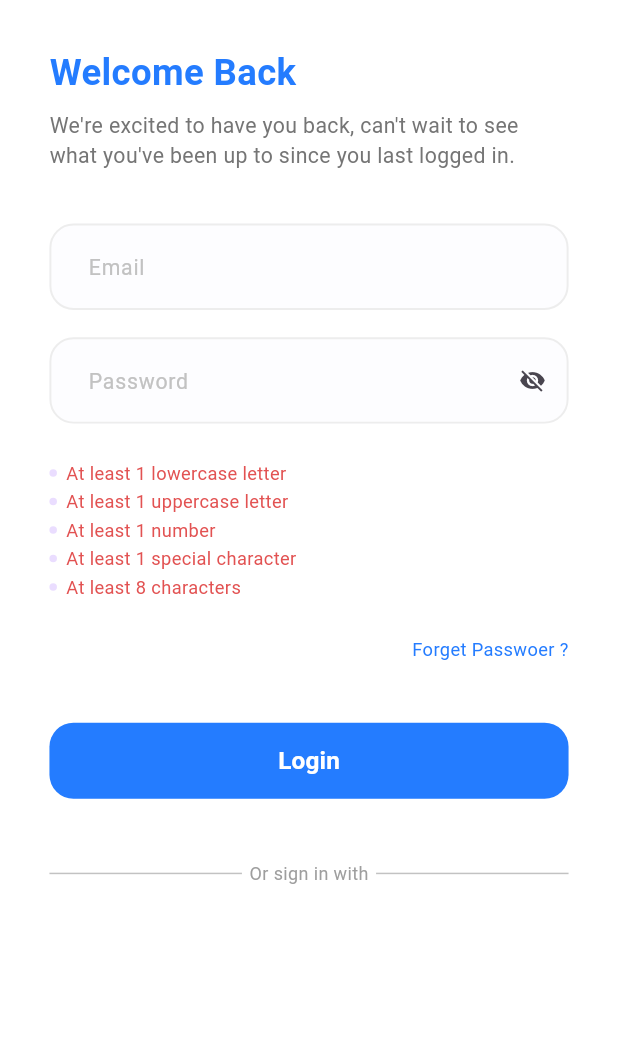
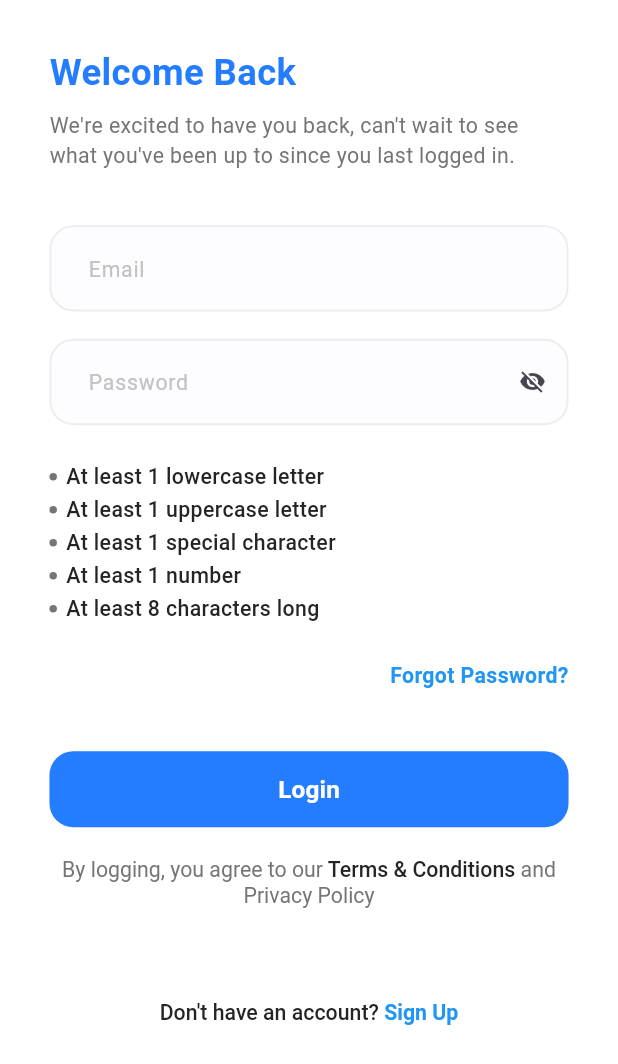
Before and after one commit to islam-debbi-dev/flutter_adv, a Flutter app: the screen it shows after launch, after a tap on "Get Started", on a phone screen of 412 x 824 dp. Shown: the top 1064 px of the screen. Run offline on Flutter 3.47's test engine with Material 3 defaults, Android fonts, the phone set to English and light mode, and no system bars; our stand-ins replace bloc, dio, flutter_bloc, flutter_screenutil, flutter_svg, freezed_annotation and 3 more; generated files the repository leaves out were written again.

Commit message:
final login withhout save token

```diff
--- a/lib/core/networking/api_error_handler.dart
+++ b/lib/core/networking/api_error_handler.dart
@@ -162,8 +162,6 @@ ApiErrorModel _handleError(DioException error) {
       return DataSource.DEFAULT.getFailure();
     case DioExceptionType.badCertificate:
       return DataSource.DEFAULT.getFailure();
-    case DioExceptionType.badResponse:
-      return DataSource.DEFAULT.getFailure();
   }
 }
 
--- a/lib/core/routing/app_router.dart
+++ b/lib/core/routing/app_router.dart
@@ -3,9 +3,10 @@ import 'package:flutter_adv/core/di/dependency_injection.dart';
 import 'package:flutter_adv/core/routing/routes.dart';
 import 'package:flutter_adv/features/home/ui/home_screen.dart';
 import 'package:flutter_adv/features/login/logic/login_cubit.dart';
-import 'package:flutter_adv/features/login/ui/screens/login_screen.dart';
 import 'package:flutter_adv/features/onboarding/onboarding_screen.dart';
 import 'package:flutter_bloc/flutter_bloc.dart';
+
+import '../../features/login/ui/login_screen.dart';
 
 class AppRouter {
   Route generateRoute(RouteSettings settings) {
@@ -19,7 +20,7 @@ class AppRouter {
       case Routes.loginScreen:
         return MaterialPageRoute(
             builder: (_) => BlocProvider(
-                  create: (context) => getIt<LoginCubit>(),
+                  create: (BuildContext context) => getIt<LoginCubit>(),
                   child: const LoginScreen(),
                 ));
       case Routes.homeScreen:
--- a/lib/core/theming/colors.dart
+++ b/lib/core/theming/colors.dart
@@ -8,5 +8,5 @@ class ColorsManager {
   static const Color lighterGary = Color(0xFFEDEDED);
   static const Color lightGary = Color(0xFFC2C2C2);
   static const Color semiLightGray = Color(0xFF9E9E9E);
-  static const Color gary = Color(0xFF757575);
+  static const Color gray = Color(0xFF757575);
 }
--- /dev/null
+++ b/lib/core/theming/strings.dart
@@ -0,0 +1,24 @@
+class Strings {
+  static const String appName = "Docdoc";
+  static const String onBoardingSlogan = 'Best Doctor\nAppointment App';
+  static const String onBoardingSubSlogan =
+      'Manage and schedule all of your medical appointments easily with Docdoc to get a new experience.';
+  static const String onBoardingGetStarted = 'Get Started';
+  static const String loginWelcomeBack = 'Welcome Back';
+  static const String loginWelcomeBackSub =
+      'We\'re excited to have you back, can\'t wait to see what you\'ve been up to since you last logged in.';
+  static const String emailHintText = 'Email';
+  static const String passwordHintText = 'Password';
+  static const String loginForgotPassword = 'Forgot Password?';
+  static const String loginBtn = 'Login';
+  static const String loginAlreadyHaveNoAccount = 'Don\'t have an account?';
+
+  //sign up
+  static const String signUpCreateAccount = 'Create Account';
+  static const String signUpCreateAccountDescription =
+      'Sign up now and start exploring all that our app has to offer. We\'re excited to welcome you to our community!';
+  static const String nameHintText = 'Name';
+  static const String phoneHintText = 'Phone';
+  static const String confirmPasswordHintText = 'Confirm Password';
+  static const String signUpBtn = 'Sign Up';
+}
--- a/lib/core/theming/styles.dart
+++ b/lib/core/theming/styles.dart
@@ -38,12 +38,12 @@ class TextStyles {
   static TextStyle font10GrayRegular = TextStyle(
     fontSize: 10.sp,
     fontWeight: FontWeightHelper.regular,
-    color: ColorsManager.gary,
+    color: ColorsManager.gray,
   );
   static TextStyle font14GrayRegular = TextStyle(
     fontSize: 14.sp,
     fontWeight: FontWeightHelper.regular,
-    color: ColorsManager.gary,
+    color: ColorsManager.gray,
   );
   static TextStyle font14blackBuleMeduim = TextStyle(
     fontSize: 14.sp,
--- a/lib/core/widgets/app_text_form_field.dart
+++ b/lib/core/widgets/app_text_form_field.dart
@@ -74,6 +74,7 @@ class AppTextFormField extends StatelessWidget {
       ),
       obscureText: isObscureText ?? false,
       style: TextStyles.font14blackBuleMeduim,
+      controller: controller,
       validator: (value) {
         return validator(value);
       },
--- a/lib/features/home/ui/home_screen.dart
+++ b/lib/features/home/ui/home_screen.dart
@@ -1,5 +1,4 @@
 import 'package:flutter/material.dart';
-import 'package:flutter/widgets.dart';
 
 class HomeScreen extends StatefulWidget {
   const HomeScreen({super.key});
--- a/lib/features/login/data/models/login_request_body.dart
+++ b/lib/features/login/data/models/login_request_body.dart
@@ -3,10 +3,10 @@ part 'login_request_body.g.dart';
 
 @JsonSerializable()
 class LoginRequestBody {
-  final String username;
+  final String email;
   final String password;
 
-  LoginRequestBody({required this.username, required this.password});
+  LoginRequestBody({required this.email, required this.password});
 
   Map<String, dynamic> toJson() => _$LoginRequestBodyToJson(this);
 }
--- a/lib/features/login/data/models/login_response.dart
+++ b/lib/features/login/data/models/login_response.dart
@@ -6,7 +6,7 @@ class LoginResponse {
   String? message;
   @JsonKey(name: "data")
   UserData? userData;
-  String? status;
+  bool? status;
   int? code;
   LoginResponse({this.message, this.userData, this.status, this.code});
   factory LoginResponse.fromJson(Map<String, dynamic> json) =>
--- a/lib/features/login/logic/login_cubit.dart
+++ b/lib/features/login/logic/login_cubit.dart
@@ -1,28 +1,65 @@
 import 'package:bloc/bloc.dart';
-import 'package:flutter/widgets.dart';
+import 'package:flutter/material.dart';
+import 'package:flutter_adv/core/networking/api_result.dart';
 import 'package:flutter_adv/features/login/data/repo/login_repo.dart';
 import 'package:flutter_adv/features/login/logic/login_state.dart';
 
 import '../data/models/login_request_body.dart';
+import '../data/models/login_response.dart';
 
 class LoginCubit extends Cubit<LoginState> {
   final LoginRepo loginRepo;
-  LoginCubit(this.loginRepo) : super(const LoginState.initial());
+  LoginCubit(this.loginRepo) : super(const LoginState.initial()) {
+    emailController = TextEditingController();
+    passwordController = TextEditingController();
+  }
 
-  TextEditingController passwordController = TextEditingController();
-  TextEditingController emailController = TextEditingController();
+  late TextEditingController emailController;
+  late TextEditingController passwordController;
   final formKey = GlobalKey<FormState>();
 
   // emit login
-  void emitLoginState(LoginRequestBody loginRequestBody) async {
+  void Login() async {
     emit(const LoginState.loading());
-    final resp = await loginRepo.login(loginRequestBody);
+    final resp = await loginRepo.login(
+      LoginRequestBody(
+        email: emailController.text,
+        password: passwordController.text,
+      ),
+    );
 
     resp.when(
-      success: (LoginResponse) => emit(LoginState.success(LoginResponse)),
-      failure: (error) => emit(
-        LoginState.failure(error.apiErrorModel.message ?? " "),
+      success: (loginResponse) {
+        emit(LoginState.success(loginResponse));
+      },
+      failure: (error) {
+        print(
+            "Login failed: ${error.apiErrorModel.message}"); // Add this line to log failure
+        emit(LoginState.failure(error.apiErrorModel.message ?? " "));
+      },
+    );
+  }
+
+  void emitLoginStates() async {
+    emit(const LoginState.loading());
+    final response = await loginRepo.login(
+      LoginRequestBody(
+        email: emailController.text,
+        password: passwordController.text,
       ),
     );
+    response.when(success: (loginResponse) {
+      // await saveUserToken(loginResponse.userData?.token ?? '');
+      emit(LoginState.success(loginResponse));
+    }, failure: (error) {
+      emit(LoginState.failure(error.apiErrorModel.message ?? ''));
+    });
+  }
+
+  @override
+  Future<void> close() {
+    emailController.dispose();
+    passwordController.dispose();
+    return super.close();
   }
 }
--- /dev/null
+++ b/lib/features/login/ui/login_screen.dart
@@ -0,0 +1,76 @@
+import 'package:flutter/material.dart';
+import 'package:flutter_bloc/flutter_bloc.dart';
+import 'package:flutter_screenutil/flutter_screenutil.dart';
+
+import '../../../core/helpers/spacing.dart';
+import '../../../core/theming/styles.dart';
+import '../../../core/widgets/app_text_button.dart';
+import '../logic/login_cubit.dart';
+import 'widgets/dont_have_account_text.dart';
+import 'widgets/email_and_password.dart';
+import 'widgets/login_bloc_listener.dart';
+import 'widgets/terms_and_conditions_text.dart';
+
+class LoginScreen extends StatelessWidget {
+  const LoginScreen({super.key});
+
+  @override
+  Widget build(BuildContext context) {
+    return Scaffold(
+      body: SafeArea(
+        child: Padding(
+          padding: EdgeInsets.symmetric(horizontal: 30.w, vertical: 30.h),
+          child: SingleChildScrollView(
+            child: Column(
+              crossAxisAlignment: CrossAxisAlignment.start,
+              children: [
+                Text(
+                  'Welcome Back',
+                  style: TextStyles.font24BlueBold,
+                ),
+                verticalSpace(8),
+                Text(
+                  'We\'re excited to have you back, can\'t wait to see what you\'ve been up to since you last logged in.',
+                  style: TextStyles.font14GrayRegular,
+                ),
+                verticalSpace(36),
+                Column(
+                  children: [
+                    const EmailAndPassword(),
+                    verticalSpace(24),
+                    Align(
+                      alignment: AlignmentDirectional.centerEnd,
+                      child: Text(
+                        'Forgot Password?',
+                        style: TextStyles.font14BlueSemiBold,
+                      ),
+                    ),
+                    verticalSpace(40),
+                    AppTextButton(
+                      buttonText: "Login",
+                      textStyle: TextStyles.font16whiteSemibold,
+                      onPressed: () {
+                        validateThenDoLogin(context);
+                      },
+                    ),
+                    verticalSpace(16),
+                    const TermsAndConditionsText(),
+                    verticalSpace(60),
+                    const DontHaveAccountText(),
+                    const LoginBlocListener(),
+                  ],
+                ),
+              ],
+            ),
+          ),
+        ),
+      ),
+    );
+  }
+
+  void validateThenDoLogin(BuildContext context) {
+    if (context.read<LoginCubit>().formKey.currentState!.validate()) {
+      context.read<LoginCubit>().Login();
+    }
+  }
+}
--- a/lib/features/login/ui/screens/login_screen.dart
+++ /dev/null
@@ -1,90 +0,0 @@
-import 'package:flutter/material.dart';
-import 'package:flutter_adv/core/helpers/spacing.dart';
-import 'package:flutter_adv/core/theming/styles.dart';
-import 'package:flutter_bloc/flutter_bloc.dart';
-import 'package:flutter_screenutil/flutter_screenutil.dart';
-
-import '../../../../core/widgets/app_text_button.dart';
-import '../../../../core/widgets/app_text_divider.dart';
-import '../../data/models/login_request_body.dart';
-import '../../logic/login_cubit.dart';
-import '../widgets/email_and_password.dart';
-import '../widgets/login_bloc_listener.dart';
-
-class LoginScreen extends StatefulWidget {
-  const LoginScreen({super.key});
-
-  @override
-  State<LoginScreen> createState() => _LoginScreenState();
-}
-
-class _LoginScreenState extends State<LoginScreen> {
-  @override
-  Widget build(BuildContext context) {
-    return Scaffold(
-      body: SafeArea(
-        child: Padding(
-          padding: EdgeInsets.symmetric(horizontal: 30.w, vertical: 30.h),
-          child: SingleChildScrollView(
-            child: Column(
-              crossAxisAlignment: CrossAxisAlignment.start,
-              children: [
-                Text('Welcome Back', style: TextStyles.font24BlueBold),
-                verticalSpace(8),
-                Text(
-                  "We're excited to have you back, can't wait to see what you've been up to since you last logged in.",
-                  style: TextStyles.font14GrayRegular,
-                ),
-                verticalSpace(35),
-                Column(
-                  children: [
-                    const EmailAndPassword(),
-                    verticalSpace(24),
-                    Align(
-                      alignment: AlignmentDirectional.centerEnd,
-                      child: Text(
-                        'Forget Passwoer ?',
-                        style: TextStyles.font12BlueRegular,
-                      ),
-                    ),
-                    verticalSpace(40),
-                    AppTextButton(
-                        verticalPadding: 11,
-                        buttonText: 'Login',
-                        textStyle: TextStyles.font16whiteSemibold,
-                        onPressed: () {
-                          validateThenDoLogin(context);
-                        }),
-                    verticalSpace(40),
-                    const AppTextDivider(),
-                    verticalSpace(40),
-                    // TermAndConditionsText(),
-                    verticalSpace(40),
-                    //const AleadyHaveAnAccount(),
-                    verticalSpace(40),
-                    const LoginBlocListener(),
-
-                    /* SocialButton(
-                      svgPath: 'assets/images/google_icon.svg',
-                      onPressed: () {
-                        print("Google button pressed");
-                      },
-                    ), */
-                  ],
-                ),
-              ],
-            ),
-          ),
-        ),
-      ),
-    );
-  }
-}
-
-void validateThenDoLogin(BuildContext context) {
-  if (context.read<LoginCubit>().formKey.currentState!.validate()) {
-    context.read<LoginCubit>().emitLoginState(LoginRequestBody(
-        username: context.read<LoginCubit>().emailController.text,
-        password: context.read<LoginCubit>().passwordController.text));
-  }
-}
--- /dev/null
+++ b/lib/features/login/ui/widgets/dont_have_account_text.dart
@@ -0,0 +1,31 @@
+import 'package:flutter/gestures.dart';
+import 'package:flutter/material.dart';
+
+import '../../../../core/theming/styles.dart';
+
+class DontHaveAccountText extends StatelessWidget {
+  const DontHaveAccountText({super.key});
+
+  @override
+  Widget build(BuildContext context) {
+    return RichText(
+      textAlign: TextAlign.center,
+      text: TextSpan(
+        children: [
+          TextSpan(
+            text: 'Don\'t have an account?',
+            style: TextStyles.font14blackBuleMeduim,
+          ),
+          TextSpan(
+            text: ' Sign Up',
+            style: TextStyles.font14BlueSemiBold,
+            recognizer: TapGestureRecognizer()
+              ..onTap = () {
+                //       context.pushReplacementNamed(Routes.signUpScreen);
+              },
+          ),
+        ],
+      ),
+    );
+  }
+}
--- a/lib/features/login/ui/widgets/email_and_password.dart
+++ b/lib/features/login/ui/widgets/email_and_password.dart
@@ -1,10 +1,10 @@
 import 'package:flutter/material.dart';
-import 'package:flutter_adv/core/helpers/app_regex.dart';
-import 'package:flutter_adv/features/login/logic/login_cubit.dart';
 import 'package:flutter_bloc/flutter_bloc.dart';
-import 'package:flutter_adv/core/helpers/spacing.dart';
-import 'package:flutter_adv/core/widgets/app_text_form_field.dart';
 
+import '../../../../core/helpers/app_regex.dart';
+import '../../../../core/helpers/spacing.dart';
+import '../../../../core/widgets/app_text_form_field.dart';
+import '../../logic/login_cubit.dart';
 import 'password_validations.dart';
 
 class EmailAndPassword extends StatefulWidget {
@@ -16,13 +16,15 @@ class EmailAndPassword extends StatefulWidget {
 
 class _EmailAndPasswordState extends State<EmailAndPassword> {
   bool isObscureText = true;
+
+  bool hasLowercase = false;
+  bool hasUppercase = false;
+  bool hasSpecialCharacters = false;
+  bool hasNumber = false;
+  bool hasMinLength = false;
+
   late TextEditingController passwordController;
 
-  bool hasLowerCase = false;
-  bool hasUpperCase = false;
-  bool hasNumber = false;
-  bool hasSpecialCharacter = false;
-  bool hasMinLength = false;
   @override
   void initState() {
     super.initState();
@@ -33,11 +35,11 @@ class _EmailAndPasswordState extends State<EmailAndPassword> {
   void setupPasswordControllerListener() {
     passwordController.addListener(() {
       setState(() {
-        hasLowerCase = AppRegex.hasLowerCase(passwordController.text);
-        hasUpperCase = AppRegex.hasUpperCase(passwordController.text);
+        hasLowercase = AppRegex.hasLowerCase(passwordController.text);
+        hasUppercase = AppRegex.hasUpperCase(passwordController.text);
+        hasSpecialCharacters =
+            AppRegex.hasSpecialCharacter(passwordController.text);
         hasNumber = AppRegex.hasNumber(passwordController.text);
-        hasSpecialCharacter =
-            AppRegex.hasSpecialCharacter(passwordController.text);
         hasMinLength = AppRegex.hasMinLength(passwordController.text);
       });
     });
@@ -55,20 +57,15 @@ class _EmailAndPasswordState extends State<EmailAndPassword> {
               if (value == null ||
                   value.isEmpty ||
                   !AppRegex.isEmailValid(value)) {
-                return 'Please enter your email';
+                return 'Please enter a valid email';
               }
             },
             controller: context.read<LoginCubit>().emailController,
           ),
           verticalSpace(18),
           AppTextFormField(
+            controller: context.read<LoginCubit>().passwordController,
             hintText: 'Password',
-            controller: context.read<LoginCubit>().passwordController,
-            validator: (value) {
-              if (value == null || value.isEmpty) {
-                return 'Please enter your password';
-              }
-            },
             isObscureText: isObscureText,
             suffixIcon: GestureDetector(
               onTap: () {
@@ -76,16 +73,22 @@ class _EmailAndPasswordState extends State<EmailAndPassword> {
                   isObscureText = !isObscureText;
                 });
               },
-              child:
-                  Icon(isObscureText ? Icons.visibility_off : Icons.visibility),
+              child: Icon(
+                isObscureText ? Icons.visibility_off : Icons.visibility,
+              ),
             ),
+            validator: (value) {
+              if (value == null || value.isEmpty) {
+                return 'Please enter a valid password';
+              }
+            },
           ),
           verticalSpace(24),
           PasswordValidations(
-            hasLowerCase: hasLowerCase,
-            hasUpperCase: hasUpperCase,
+            hasLowerCase: hasLowercase,
+            hasUpperCase: hasUppercase,
+            hasSpecialCharacters: hasSpecialCharacters,
             hasNumber: hasNumber,
-            hasSpecialCharacter: hasSpecialCharacter,
             hasMinLength: hasMinLength,
           ),
         ],
@@ -95,8 +98,7 @@ class _EmailAndPasswordState extends State<EmailAndPassword> {
 
   @override
   void dispose() {
-    // TODO: implement dispose
+    passwordController.dispose();
     super.dispose();
-    passwordController.dispose();
   }
 }
--- a/lib/features/login/ui/widgets/password_validations.dart
+++ b/lib/features/login/ui/widgets/password_validations.dart
@@ -1,22 +1,23 @@
 import 'package:flutter/material.dart';
-import 'package:flutter_adv/core/helpers/spacing.dart';
-import 'package:flutter_adv/core/theming/colors.dart';
-import 'package:flutter_adv/core/theming/styles.dart';
+
+import '../../../../core/helpers/spacing.dart';
+import '../../../../core/theming/colors.dart';
+import '../../../../core/theming/styles.dart';
 
 class PasswordValidations extends StatelessWidget {
   final bool hasLowerCase;
   final bool hasUpperCase;
+  final bool hasSpecialCharacters;
   final bool hasNumber;
-  final bool hasSpecialCharacter;
   final bool hasMinLength;
-
-  const PasswordValidations(
-      {super.key,
-      required this.hasLowerCase,
-      required this.hasUpperCase,
-      required this.hasNumber,
-      required this.hasSpecialCharacter,
-      required this.hasMinLength});
+  const PasswordValidations({
+    super.key,
+    required this.hasLowerCase,
+    required this.hasUpperCase,
+    required this.hasSpecialCharacters,
+    required this.hasNumber,
+    required this.hasMinLength,
+  });
 
   @override
   Widget build(BuildContext context) {
@@ -26,33 +27,33 @@ class PasswordValidations extends StatelessWidget {
         verticalSpace(2),
         buildValidationRow('At least 1 uppercase letter', hasUpperCase),
         verticalSpace(2),
+        buildValidationRow(
+            'At least 1 special character', hasSpecialCharacters),
+        verticalSpace(2),
         buildValidationRow('At least 1 number', hasNumber),
         verticalSpace(2),
-        buildValidationRow('At least 1 special character', hasSpecialCharacter),
-        verticalSpace(2),
-        buildValidationRow('At least 8 characters', hasMinLength),
+        buildValidationRow('At least 8 characters long', hasMinLength),
       ],
     );
   }
 
-  Widget buildValidationRow(String s, bool hasValidated) {
+  Widget buildValidationRow(String text, bool hasValidated) {
     return Row(
       children: [
         const CircleAvatar(
           radius: 2.5,
+          backgroundColor: ColorsManager.gray,
         ),
         horizontalSpace(6),
         Text(
-          s,
-          style: TextStyles.font12BlueRegular.copyWith(
+          text,
+          style: TextStyles.font14blackBuleMeduim.copyWith(
             decoration: hasValidated ? TextDecoration.lineThrough : null,
             decorationColor: Colors.green,
             decorationThickness: 2,
-            color: hasValidated
-                ? ColorsManager.gary
-                : const Color.fromARGB(255, 226, 82, 82),
+            color: hasValidated ? ColorsManager.gray : ColorsManager.darkBlue,
           ),
-        ),
+        )
       ],
     );
   }
--- /dev/null
+++ b/lib/features/login/ui/widgets/terms_and_conditions_text.dart
@@ -0,0 +1,34 @@
+import 'package:flutter/material.dart';
+
+import '../../../../core/theming/styles.dart';
+
+class TermsAndConditionsText extends StatelessWidget {
+  const TermsAndConditionsText({super.key});
+
+  @override
+  Widget build(BuildContext context) {
+    return RichText(
+      textAlign: TextAlign.center,
+      text: TextSpan(
+        children: [
+          TextSpan(
+            text: 'By logging, you agree to our',
+            style: TextStyles.font14GrayRegular,
+          ),
+          TextSpan(
+            text: ' Terms & Conditions',
+            style: TextStyles.font14blackBuleMeduim,
+          ),
+          TextSpan(
+            text: ' and',
+            style: TextStyles.font14GrayRegular.copyWith(height: 1.5),
+          ),
+          TextSpan(
+            text: ' Privacy Policy',
+            style: TextStyles.font14GrayRegular,
+          ),
+        ],
+      ),
+    );
+  }
+}
```
Also changed, not shown: lib/core/theming/dimensions.dart (added, +19 -0 lines), lib/features/login/data/repo/login_repo.dart (+8 -1 lines), lib/features/login/ui/widgets/login_bloc_listener.dart (+22 -24 lines), lib/features/login/data/models/login_request_body.g.dart, lib/features/login/data/models/login_response.g.dart.
